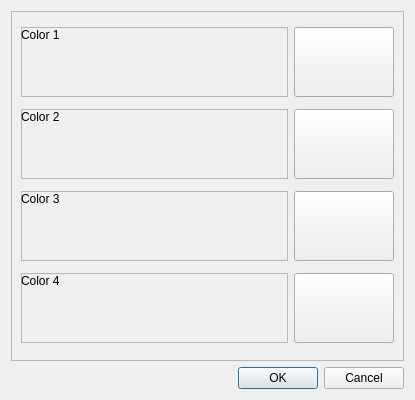
deveshrai/WaterColorStencilApp, file colorsetter.ui: the form before one commit.
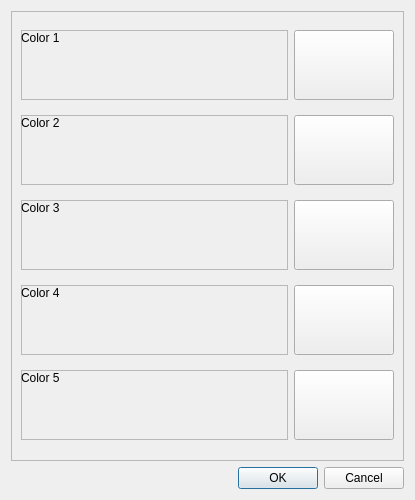
The form after the commit.

Diff of the .ui file:
```diff
--- a/colorsetter.ui
+++ b/colorsetter.ui
@@ -7,13 +7,13 @@
     <x>0</x>
     <y>0</y>
     <width>415</width>
-    <height>400</height>
+    <height>500</height>
    </rect>
   </property>
   <property name="maximumSize">
    <size>
     <width>415</width>
-    <height>400</height>
+    <height>500</height>
    </size>
   </property>
   <property name="windowTitle">
@@ -213,6 +213,52 @@
         </item>
        </layout>
       </item>
+      <item>
+       <layout class="QHBoxLayout" name="horizontalLayout_5">
+        <item>
+         <widget class="QFrame" name="frame_6">
+          <property name="frameShape">
+           <enum>QFrame::StyledPanel</enum>
+          </property>
+          <property name="frameShadow">
+           <enum>QFrame::Raised</enum>
+          </property>
+          <widget class="QLabel" name="label_5">
+           <property name="geometry">
+            <rect>
+             <x>0</x>
+             <y>0</y>
+             <width>59</width>
+             <height>16</height>
+            </rect>
+           </property>
+           <property name="text">
+            <string>Color 5</string>
+           </property>
+          </widget>
+         </widget>
+        </item>
+        <item>
+         <widget class="QPushButton" name="col5btn">
+          <property name="minimumSize">
+           <size>
+            <width>100</width>
+            <height>70</height>
+           </size>
+          </property>
+          <property name="maximumSize">
+           <size>
+            <width>100</width>
+            <height>70</height>
+           </size>
+          </property>
+          <property name="text">
+           <string/>
+          </property>
+         </widget>
+        </item>
+       </layout>
+      </item>
      </layout>
     </widget>
    </item>
```
